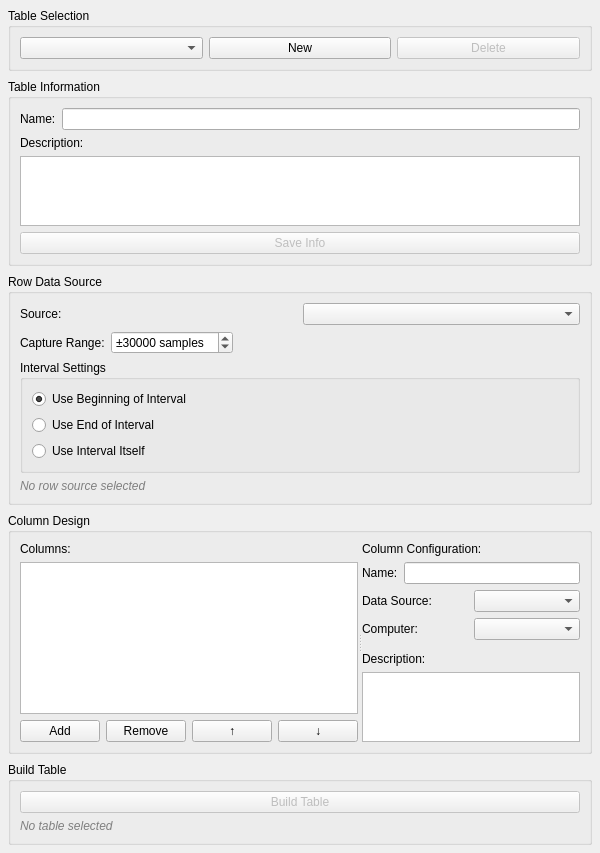
Old version of the form src/WhiskerToolbox/Analysis_Dashboard/Tables/TableDesignerWidget.ui in the repository paulmthompson/WhiskerToolbox.
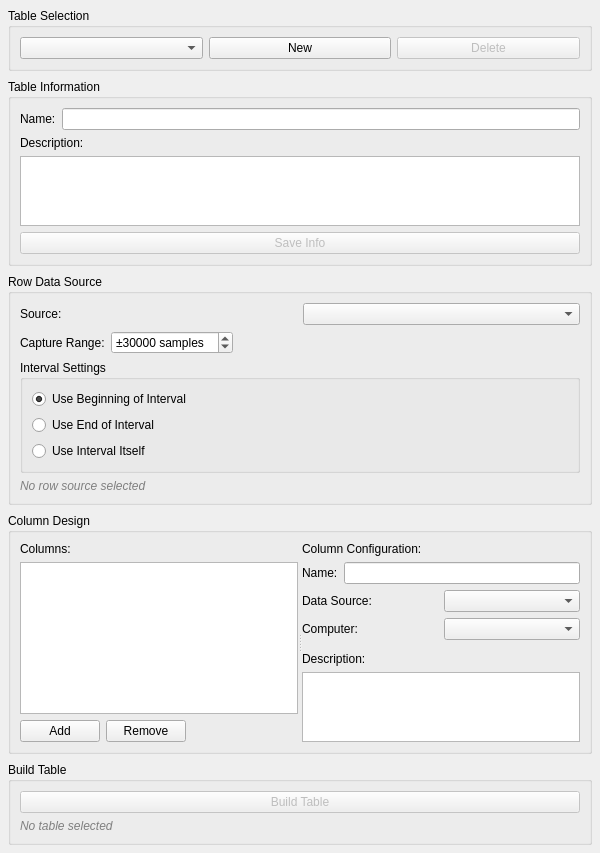
New version of the form.

Commit message: remove table up and down buttons

Diff of the .ui file:
```diff
--- a/src/WhiskerToolbox/Analysis_Dashboard/Tables/TableDesignerWidget.ui
+++ b/src/WhiskerToolbox/Analysis_Dashboard/Tables/TableDesignerWidget.ui
@@ -294,26 +294,6 @@
               </property>
              </spacer>
             </item>
-            <item>
-             <widget class="QPushButton" name="move_up_btn">
-              <property name="text">
-               <string>↑</string>
-              </property>
-              <property name="maximumWidth">
-               <number>30</number>
-              </property>
-             </widget>
-            </item>
-            <item>
-             <widget class="QPushButton" name="move_down_btn">
-              <property name="text">
-               <string>↓</string>
-              </property>
-              <property name="maximumWidth">
-               <number>30</number>
-              </property>
-             </widget>
-            </item>
            </layout>
           </item>
          </layout>
```
The commit also changes 4 other files.
